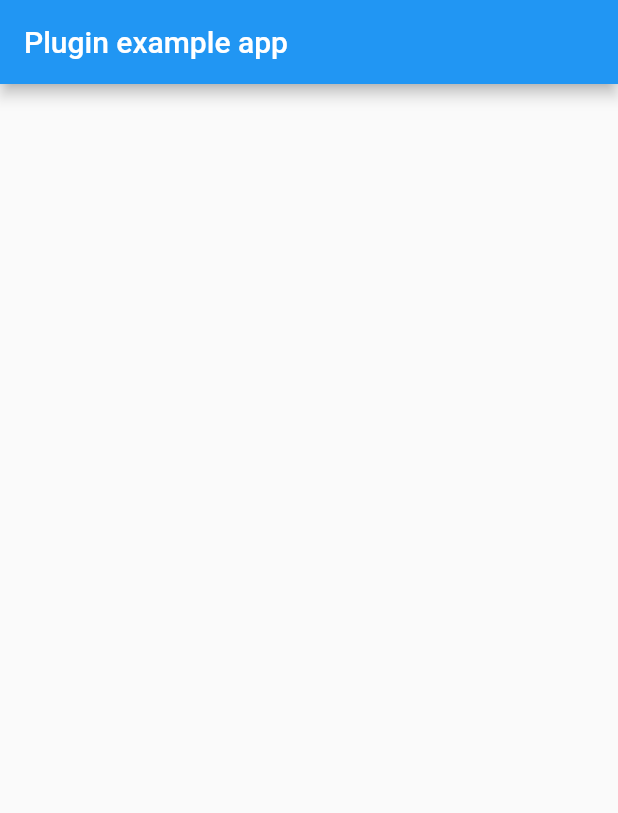
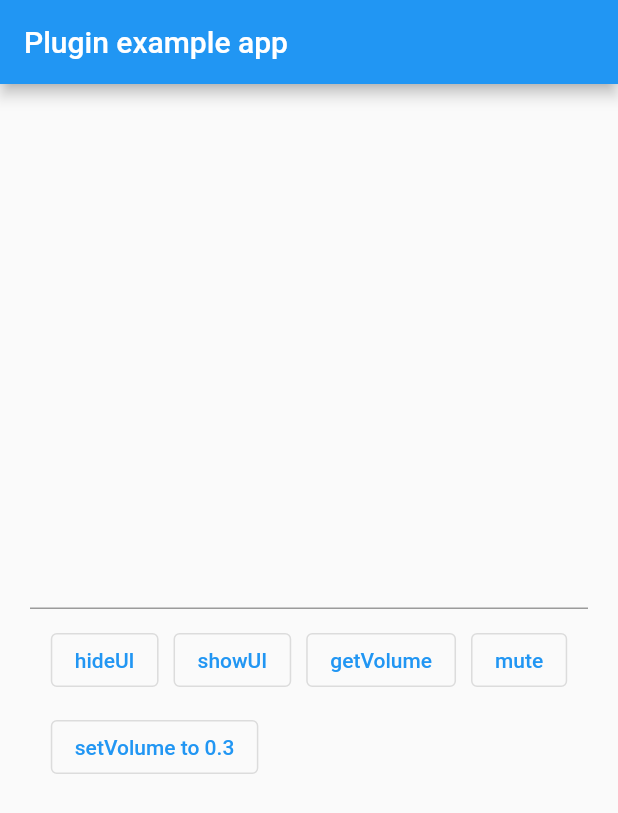
Before and after one commit to JiangJuHong/FlutterPerfectVolumeControl, a Flutter app: the screen it shows after launch, on a phone screen of 412 x 824 dp. Shown: the top 813 px of the screen. Run offline on Flutter 3.47's test engine with Material 2 defaults, Android fonts, the phone set to English and light mode, and no system bars.

Commit message:
feat 完成IOS端的设置音量、获取音量、隐藏显示UI

```diff
--- a/example/lib/main.dart
+++ b/example/lib/main.dart
@@ -1,4 +1,5 @@
 import 'package:flutter/material.dart';
+import 'package:perfect_volume_control/perfect_volume_control.dart';
 
 void main() {
   runApp(MyApp());
@@ -10,6 +11,8 @@ class MyApp extends StatefulWidget {
 }
 
 class _MyAppState extends State<MyApp> {
+  TextEditingController _textEditingController = TextEditingController();
+
   @override
   void initState() {
     super.initState();
@@ -22,8 +25,60 @@ class _MyAppState extends State<MyApp> {
         appBar: AppBar(
           title: const Text('Plugin example app'),
         ),
-        body: Center(
-          child: Text(""),
+        body: SafeArea(
+          child: Padding(
+            padding: const EdgeInsets.all(20.0),
+            child: Column(
+              mainAxisAlignment: MainAxisAlignment.center,
+              children: [
+                TextField(controller: _textEditingController),
+                Container(height: 10),
+                Center(
+                  child: Wrap(
+                    spacing: 10,
+                    runSpacing: 10,
+                    children: [
+                      OutlinedButton(
+                        child: Text("hideUI"),
+                        onPressed: () async {
+                          PerfectVolumeControl.hideUI = true;
+                          _textEditingController.text = "hideUI finish";
+                        },
+                      ),
+                      OutlinedButton(
+                        child: Text("showUI"),
+                        onPressed: () async {
+                          PerfectVolumeControl.hideUI = false;
+                          _textEditingController.text = "showUI finish";
+                        },
+                      ),
+                      OutlinedButton(
+                        child: Text("getVolume"),
+                        onPressed: () async {
+                          double volume = await PerfectVolumeControl.getVolume();
+                          _textEditingController.text = "$volume";
+                        },
+                      ),
+                      OutlinedButton(
+                        child: Text("mute"),
+                        onPressed: () async {
+                          await PerfectVolumeControl.setVolume(0);
+                          _textEditingController.text = "mute finish";
+                        },
+                      ),
+                      OutlinedButton(
+                        child: Text("setVolume to 0.3"),
+                        onPressed: () async {
+                          await PerfectVolumeControl.setVolume(0.3);
+                          _textEditingController.text = "setVolume to 0.3 finish";
+                        },
+                      ),
+                    ],
+                  ),
+                ),
+              ],
+            ),
+          ),
         ),
       ),
     );
--- a/lib/perfect_volume_control.dart
+++ b/lib/perfect_volume_control.dart
@@ -5,6 +5,12 @@ import 'package:flutter/services.dart';
 
 class PerfectVolumeControl {
   static const MethodChannel _channel = const MethodChannel('perfect_volume_control');
+
+  /// 根据[hide]隐藏或显示
+  /// Hide or show according to [hide]
+  static set hideUI(bool hide) {
+    _channel.invokeMethod('hideUI', {"hide": hide});
+  }
 
   /// 获得设备当前音量，此属性为 getVolume 的简单写法
   /// Get the current volume of the device，This property is a simple way to write getvolume
@@ -19,7 +25,7 @@ class PerfectVolumeControl {
   /// 根据[volume]设置设备音量，音量取值范围为 0.0 - 1.0
   /// Set the device volume according to [volume], and the volume range is 0.0 - 1.0
   static Future<void> setVolume(double volume) async {
-    assert(volume <= 0 && volume >= 1);
-    return await _channel.invokeMethod('setVolume', {volume});
+    assert(volume >= 0 && volume <= 1);
+    return await _channel.invokeMethod('setVolume', {"volume": volume});
   }
 }
```
Also changed, not shown: 3 other files.
